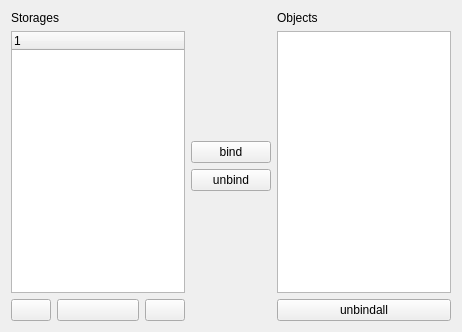
Before: the Qt Designer form src/remote/storages.ui in navrocky/urtconnector, drawn with Qt 5.
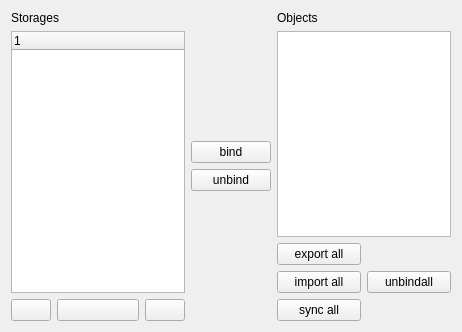
After: the same form once the commit is applied. Icons and pictures are not drawn.

Diff of the .ui file:
```diff
--- a/src/remote/storages.ui
+++ b/src/remote/storages.ui
@@ -13,7 +13,7 @@
   <property name="windowTitle">
    <string>Form</string>
   </property>
-  <layout class="QHBoxLayout" name="horizontalLayout_2">
+  <layout class="QHBoxLayout" name="horizontalLayout_3">
    <item>
     <layout class="QVBoxLayout" name="verticalLayout">
      <item>
@@ -142,7 +142,7 @@
     </layout>
    </item>
    <item>
-    <layout class="QVBoxLayout" name="verticalLayout_3">
+    <layout class="QVBoxLayout" name="verticalLayout_4">
      <item>
       <widget class="QLabel" name="label_2">
        <property name="sizePolicy">
@@ -173,6 +173,33 @@
       </widget>
      </item>
      <item>
+      <layout class="QHBoxLayout" name="horizontalLayout_2">
+       <item>
+        <layout class="QVBoxLayout" name="verticalLayout_3">
+         <item>
+          <widget class="QPushButton" name="exportbtn">
+           <property name="text">
+            <string>export all</string>
+           </property>
+          </widget>
+         </item>
+         <item>
+          <widget class="QPushButton" name="importbtn">
+           <property name="text">
+            <string>import all</string>
+           </property>
+          </widget>
+         </item>
+         <item>
+          <widget class="QPushButton" name="syncbtn">
+           <property name="text">
+            <string>sync all</string>
+           </property>
+          </widget>
+         </item>
+        </layout>
+       </item>
+       <item>
       <widget class="QPushButton" name="unbindallbtn">
        <property name="text">
         <string>unbindall</string>
@@ -182,6 +209,8 @@
          <normaloff>:/icons/icons/remove.png</normaloff>:/icons/icons/remove.png</iconset>
        </property>
       </widget>
+       </item>
+      </layout>
      </item>
     </layout>
    </item>
```
Left out of the diff: 8 changed lines with no effect on the pictures. Lines whose indentation alone changed are shown as unchanged.
